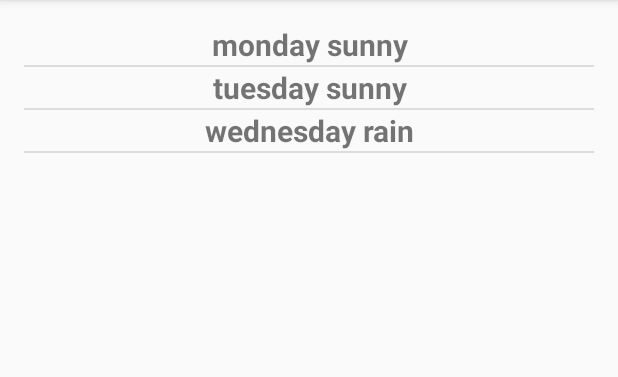
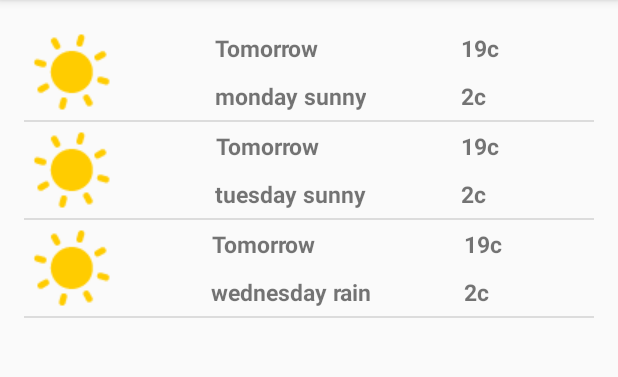
Before and after one commit to razhu/sunshine2, an Android app: the screen it shows after launch (MainActivity), on a phone screen of 412 x 824 dp, the part 84-461 px from its top. Run offline under Robolectric (Android 15) with nearby library versions, the phone set to English and light mode, and no system bars.

Commit message:
kinda finished

```diff
--- a/app/src/main/java/com/casasmap/sunshine/ForecastFragment.java
+++ b/app/src/main/java/com/casasmap/sunshine/ForecastFragment.java
@@ -36,7 +36,7 @@ public class ForecastFragment extends Fragment {
 
         String[] weekdays = {"monday sunny", "tuesday sunny", "wednesday rain"};
        final ListAdapter weatherForecast = new ArrayAdapter<String>(getActivity(),
-                                    R.layout.list_item_forecast, weekdays);
+                                    R.layout.list_item_forecast, R.id.list_item_forecast_textview, weekdays);
         ListView listView = (ListView) view.findViewById(R.id.listview_forecast);
 
         listView.setAdapter(weatherForecast);
--- a/app/src/main/res/layout/list_item_forecast.xml
+++ b/app/src/main/res/layout/list_item_forecast.xml
@@ -1,12 +1,76 @@
 <?xml version="1.0" encoding="utf-8"?>
-<TextView xmlns:android="http://schemas.android.com/apk/res/android"
+<LinearLayout xmlns:android="http://schemas.android.com/apk/res/android"
           android:layout_width="match_parent"
-          android:layout_height="wrap_content"
-    android:id="@+id/list_item_forecast_textview"
-    android:gravity="center_horizontal"
-    android:textSize="20sp"
-    android:textStyle="bold"
-    android:layout_marginTop="5dp"
-    android:layout_marginBottom="5dp">
+          android:layout_height="wrap_content">
+    <LinearLayout
+        android:layout_width="wrap_content"
+        android:layout_height="wrap_content"
+        android:layout_weight="1">
+        <ImageView
+            android:layout_width="wrap_content"
+            android:layout_height="wrap_content"
+            android:src="@drawable/sunny"/>
+    </LinearLayout>
 
-</TextView>
+
+    <LinearLayout
+        android:layout_width="wrap_content"
+        android:layout_height="wrap_content"
+        android:orientation="vertical"
+        android:layout_weight="1">
+        <TextView
+            android:layout_width="wrap_content"
+            android:layout_height="wrap_content"
+            android:id="@+id/list_item_day_textview"
+            android:text="@string/tv_day"
+            android:gravity="center_horizontal"
+            android:textSize="15sp"
+            android:textStyle="bold"
+            android:layout_marginTop="5dp"
+            android:layout_marginBottom="5dp"
+            />
+
+        <TextView
+            android:layout_width="wrap_content"
+            android:layout_height="wrap_content"
+            android:id="@+id/list_item_forecast_textview"
+            android:text="@string/tv_forecast"
+            android:gravity="center_horizontal"
+            android:textSize="15sp"
+            android:textStyle="bold"
+            android:layout_marginTop="5dp"
+            android:layout_marginBottom="5dp"
+            />
+    </LinearLayout>
+    <LinearLayout
+        android:layout_width="wrap_content"
+        android:layout_height="wrap_content"
+        android:orientation="vertical"
+        android:layout_weight="1">
+        <TextView
+            android:layout_width="wrap_content"
+            android:layout_height="wrap_content"
+            android:id="@+id/list_item_max_textview"
+            android:text="@string/tv_max"
+            android:gravity="center_horizontal"
+            android:textSize="15sp"
+            android:textStyle="bold"
+            android:layout_marginTop="5dp"
+            android:layout_marginBottom="5dp"
+            />
+
+        <TextView
+            android:layout_width="wrap_content"
+            android:layout_height="wrap_content"
+            android:id="@+id/list_item_min_textview"
+            android:text="@string/tv_min"
+            android:gravity="center_horizontal"
+            android:textSize="15sp"
+            android:textStyle="bold"
+            android:layout_marginTop="5dp"
+            android:layout_marginBottom="5dp"
+            />
+    </LinearLayout>
+
+
+</LinearLayout>
--- a/app/src/main/res/values/strings.xml
+++ b/app/src/main/res/values/strings.xml
@@ -9,4 +9,9 @@
     <string name="pre_location_title">Location</string>
     <string name="pref_zipcode_default" translatable="false">94043</string>
     <string name="action_share">Share</string>
+    <string name="tv_day">Tomorrow</string>
+    <string name="tv_forecast">Sunny</string>
+    <string name="tv_max">19c</string>
+    <string name="tv_min">2c</string>
+    <string name="tv_carajo">carajo</string>
 </resources>
```
Also changed, not shown: app/src/main/java/com/casasmap/sunshine/data/ForecastAdapter.java (added, +27 -0 lines), app/src/main/java/com/casasmap/sunshine/data/WeatherContract.java (added, +20 -0 lines), app/src/main/java/com/casasmap/sunshine/data/WeatherDbHelper.java (added, +27 -0 lines), app/src/main/java/com/casasmap/sunshine/data/WeatherProvider.java (added, +41 -0 lines), app/src/main/res/layout/list_item_forecast_today.xml (added, +12 -0 lines), app/src/main/res/drawable/sunny.png (added), 1 other file.
